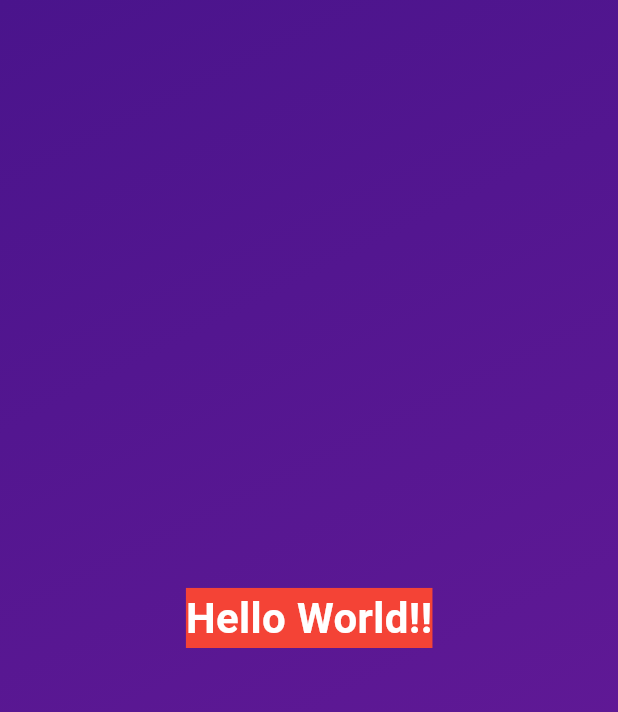
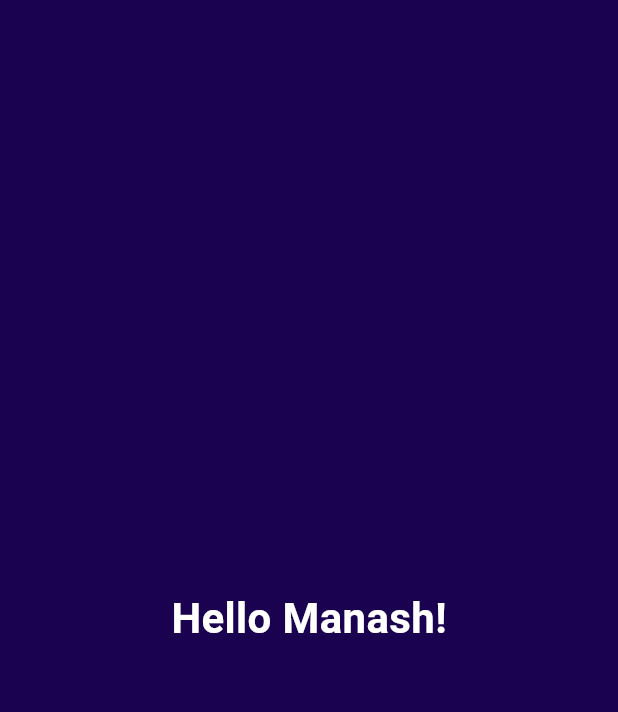
Before and after one commit to ManashNepal/dice_roll_app, a Flutter app: the screen it shows after launch, on a phone screen of 412 x 824 dp. Shown: the top 712 px of the screen. Run offline on Flutter 3.47's test engine with Material 3 defaults, Android fonts, the phone set to English and light mode, and no system bars.

Commit message:
added dynamic text

```diff
--- a/lib/gradient_container.dart
+++ b/lib/gradient_container.dart
@@ -1,5 +1,8 @@
 import "package:flutter/material.dart";
 import "package:dice_roll_app/styled_text.dart";
+
+const startAlignment = Alignment.topLeft;
+const endAlignment = Alignment.bottomRight;
 
 class GradientContainer extends StatelessWidget {
   const GradientContainer({super.key});
@@ -7,14 +10,18 @@ class GradientContainer extends StatelessWidget {
   @override
   Widget build(context) {
     return Container(
-      decoration: BoxDecoration(
+      decoration: const BoxDecoration(
         gradient: LinearGradient(
-            colors: [Colors.purple.shade900, Colors.purple.shade800],
-            begin: Alignment.topLeft,
-            end: Alignment.bottomRight),
+          begin: startAlignment,
+          end: endAlignment,
+          colors: [
+            Color.fromARGB(255, 26, 2, 80),
+            Color.fromARGB(255, 26, 2, 80),
+          ],
+        ),
       ),
       child: const Center(
-        child: StyledText(),
+        child: StyledText("Hello Manash!"),
       ),
     );
   }
--- a/lib/styled_text.dart
+++ b/lib/styled_text.dart
@@ -1,17 +1,18 @@
 import "package:flutter/material.dart";
 
 class StyledText extends StatelessWidget {
-  const StyledText({super.key});
+  const StyledText(this.text, {super.key});
+
+  final String text;
 
   @override
   Widget build(context) {
-    return const Text(
-      "Hello World!!",
-      style: TextStyle(
+    return Text(
+      text,
+      style: const TextStyle(
         fontWeight: FontWeight.bold,
         fontSize: 28,
         color: Colors.white,
-        backgroundColor: Colors.red,
       ),
     );
   }
```
